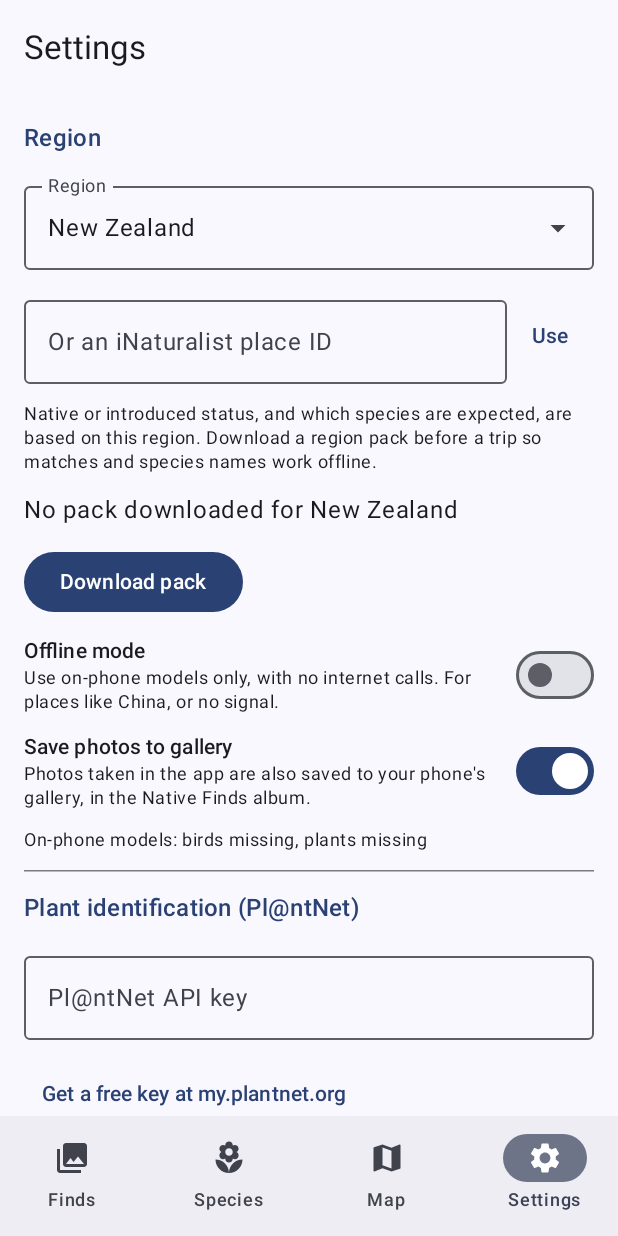
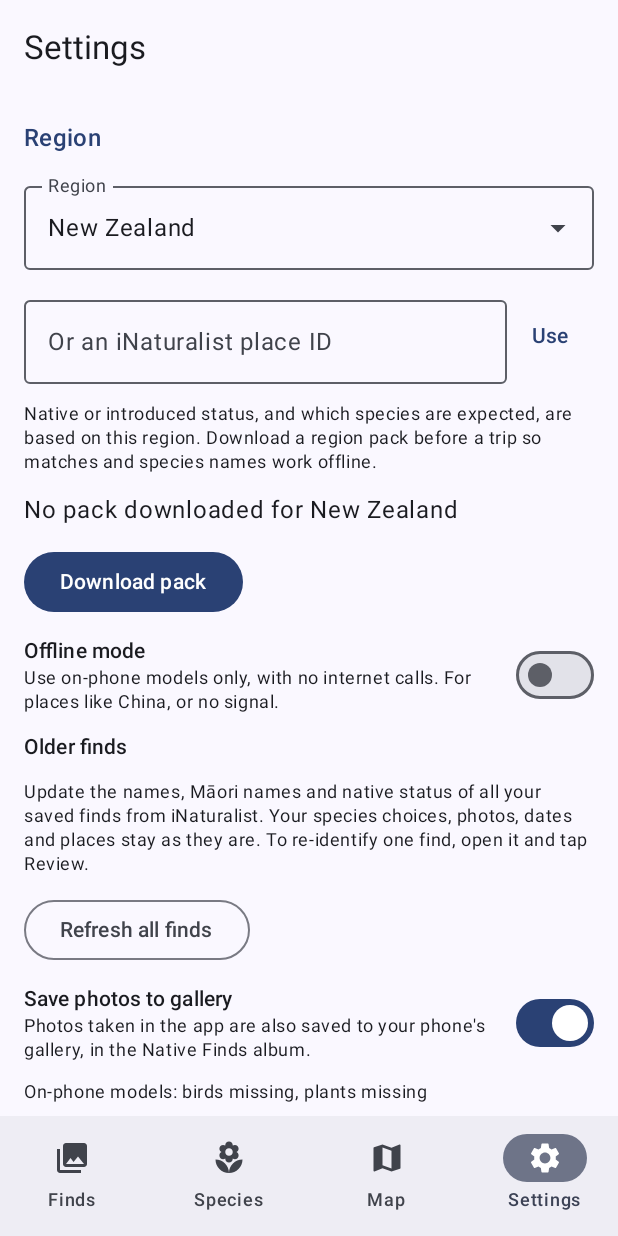
Before and after one commit to Nichevo/native, an Android app built with Jetpack Compose: the FindsScreen screen opened through its navigation route, item 4 of the bottom bar chosen, on a phone screen of 412 x 824 dp. Run offline under Robolectric (Android 15) with nearby library versions, the phone set to English and light mode, and no system bars; our stand-ins replace Room's generated code; libraries missing offline, so code that uses them is left out: org.osmdroid.config, org.osmdroid.tileprovider, org.osmdroid.util, org.osmdroid.views, org.tensorflow.lite; pictures from the network do not load; 3 statements that could not run were skipped.

Commit message:
Make extra photos and re-reviewing finds easier (#11)
- After a result, a card suggests the next photo (leaf, flower, bark,
  whole plant, or another angle of the bird) and opens the camera with
  that label, so the photos are combined and the % can rise
- Find page: a clear Review button (add photos, re-identify, change species)
- Finds filter: Needs review (unidentified or under 50%)
- Settings: Refresh all finds updates names, Maori names and native status
  from iNaturalist without changing species choices, dates or places


Claude-Session: https://claude.ai/code/session_01HyD39DpvjQTZXsMmWGrjn5

Co-authored-by: Claude <noreply@anthropic.com>

```diff
--- a/app/src/main/java/com/nativefinds/app/ui/detail/FindDetailScreen.kt
+++ b/app/src/main/java/com/nativefinds/app/ui/detail/FindDetailScreen.kt
@@ -161,6 +161,10 @@ fun FindDetailScreen(
                 Text("No location saved", color = MaterialTheme.colorScheme.outline)
             }
 
+            OutlinedButton(onClick = { onEdit(findId) }, modifier = Modifier.fillMaxWidth()) {
+                Icon(Icons.Filled.Edit, null)
+                Text(if (f.scientificName == null) "  Review: identify this find" else "  Review: add photos, re-identify or change species")
+            }
             container.pests.lookup(f.scientificName, placeId)?.let { PestBanner(it) }
             if (f.scientificName != null) {
                 SpeciesInfoCard(info, f.commonName ?: f.scientificName, regionName, loadingInfo)
--- a/app/src/main/java/com/nativefinds/app/ui/finds/FindsScreen.kt
+++ b/app/src/main/java/com/nativefinds/app/ui/finds/FindsScreen.kt
@@ -57,7 +57,7 @@ import com.nativefinds.app.ui.common.establishmentLabel
 import com.nativefinds.app.ui.common.formatDate
 import java.io.File
 
-private enum class Kind(val label: String) { ALL("All"), BIRDS("Birds"), PLANTS("Plants"), SOUNDS("Sounds"), UNIDENTIFIED("Unidentified") }
+private enum class Kind(val label: String) { ALL("All"), BIRDS("Birds"), PLANTS("Plants"), SOUNDS("Sounds"), UNIDENTIFIED("Unidentified"), UNSURE("Needs review") }
 private enum class Origin(val label: String) { ANY("Any status"), NATIVE("Native"), ENDEMIC("Endemic"), INTRODUCED("Introduced"), PESTS("Pests") }
 private enum class When(val label: String, val days: Int?) { ANY("Any time", null), WEEK("Last 7 days", 7), MONTH("Last 30 days", 30), YEAR("Last 12 months", 365) }
 private enum class SortBy(val label: String) { NEWEST("Newest"), OLDEST("Oldest"), NAME("Name A–Z"), PHOTOS("Most photos") }
@@ -129,6 +129,7 @@ fun FindsScreen(
                             Kind.PLANTS -> runCatching { Category.valueOf(it.category).isPlant }.getOrDefault(false)
                             Kind.SOUNDS -> isAudioPath(it.photoPath) || photosByFind[it.id].orEmpty().any { p -> isAudioPath(p.path) }
                             Kind.UNIDENTIFIED -> it.scientificName == null
+                            Kind.UNSURE -> it.scientificName == null || (it.idSource != "Entered by hand" && (it.confidence ?: 0f) < 0.5f)
                         }
                     }
                     .filter {
--- a/app/src/main/java/com/nativefinds/app/ui/identify/IdentifyViewModel.kt
+++ b/app/src/main/java/com/nativefinds/app/ui/identify/IdentifyViewModel.kt
@@ -104,6 +104,9 @@ class IdentifyViewModel(private val c: AppContainer, private val editFindId: Lon
             identify()
         }
     }
+
+    /** Chooses what the next photo will show, without relabelling photos already taken. */
+    fun setNextCategory(cat: Category) = _state.update { it.copy(category = cat) }
 
     fun newCaptureUri(): Uri {
         val (file, uri) = c.photos.newCaptureTarget()
--- a/app/src/main/java/com/nativefinds/app/ui/settings/SettingsScreen.kt
+++ b/app/src/main/java/com/nativefinds/app/ui/settings/SettingsScreen.kt
@@ -62,6 +62,8 @@ fun SettingsScreen(container: AppContainer) {
     val packs by container.regions.packs.collectAsState(initial = emptyList())
     var status by remember { mutableStateOf<String?>(null) }
     var progress by remember { mutableStateOf<Float?>(null) }
+    var refreshProgress by remember { mutableStateOf<Float?>(null) }
+    var refreshStatus by remember { mutableStateOf<String?>(null) }
 
     fun persist(next: AppSettings) {
         draft = next
@@ -117,6 +119,27 @@ fun SettingsScreen(container: AppContainer) {
                 }
                 Switch(checked = draft.offlineMode, onCheckedChange = { persist(draft.copy(offlineMode = it)) })
             }
+
+            Text("Older finds", style = MaterialTheme.typography.titleSmall)
+            Text(
+                "Update the names, Māori names and native status of all your saved finds from iNaturalist. " +
+                    "Your species choices, photos, dates and places stay as they are. To re-identify one find, open it and tap Review.",
+                style = MaterialTheme.typography.bodySmall,
+            )
+            refreshProgress?.let { LinearProgressIndicator(progress = { it }, modifier = Modifier.fillMaxWidth()) }
+            refreshStatus?.let { Text(it, style = MaterialTheme.typography.bodySmall) }
+            OutlinedButton(enabled = refreshProgress == null && !draft.offlineMode, onClick = {
+                scope.launch {
+                    refreshProgress = 0f; refreshStatus = null
+                    runCatching {
+                        container.species.refreshFinds(draft.regionPlaceId) { done, total ->
+                            refreshProgress = if (total > 0) done.toFloat() / total else 1f
+                        }
+                    }.onSuccess { refreshStatus = if (it == 0) "All finds are up to date." else "Updated $it finds." }
+                        .onFailure { refreshStatus = "Couldn't refresh: ${it.message}" }
+                    refreshProgress = null
+                }
+            }) { Text("Refresh all finds") }
 
             Row(verticalAlignment = Alignment.CenterVertically) {
                 Column(Modifier.weight(1f)) {
```
Also changed, not shown: app/src/main/java/com/nativefinds/app/info/SpeciesRepository.kt (+32 -0 lines), app/src/main/java/com/nativefinds/app/ui/identify/IdentifyScreen.kt (+35 -0 lines).
